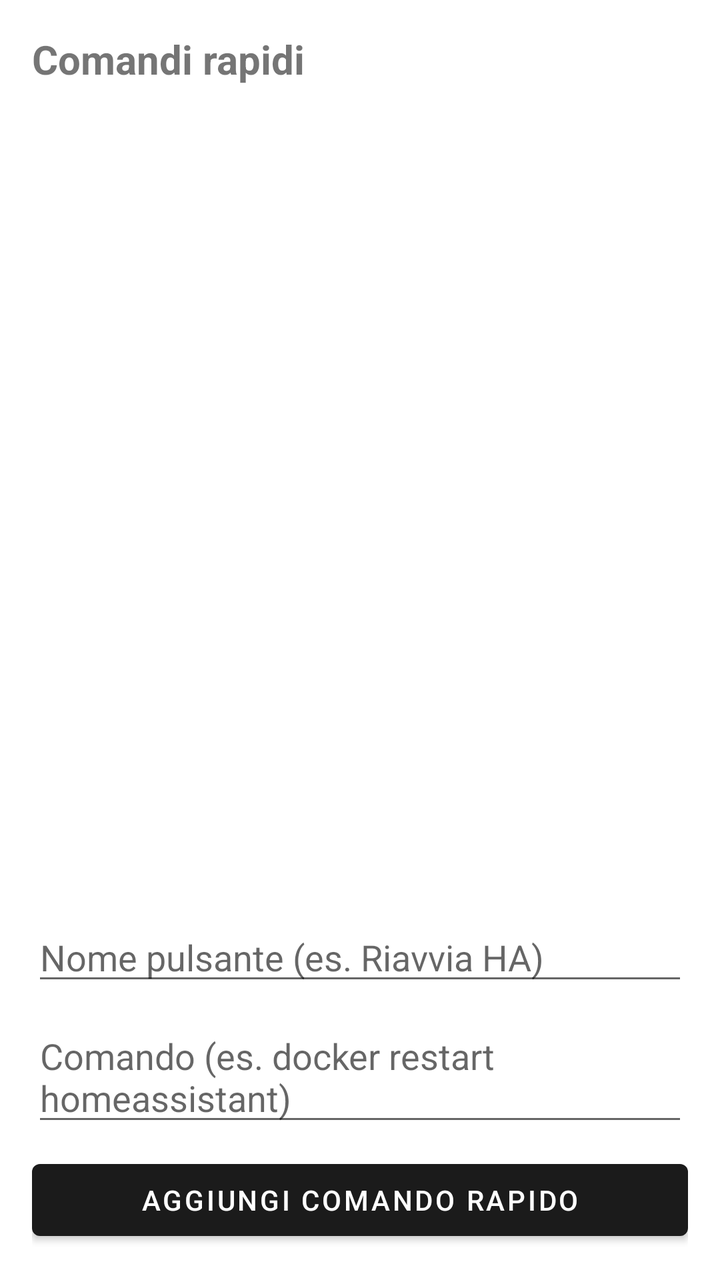
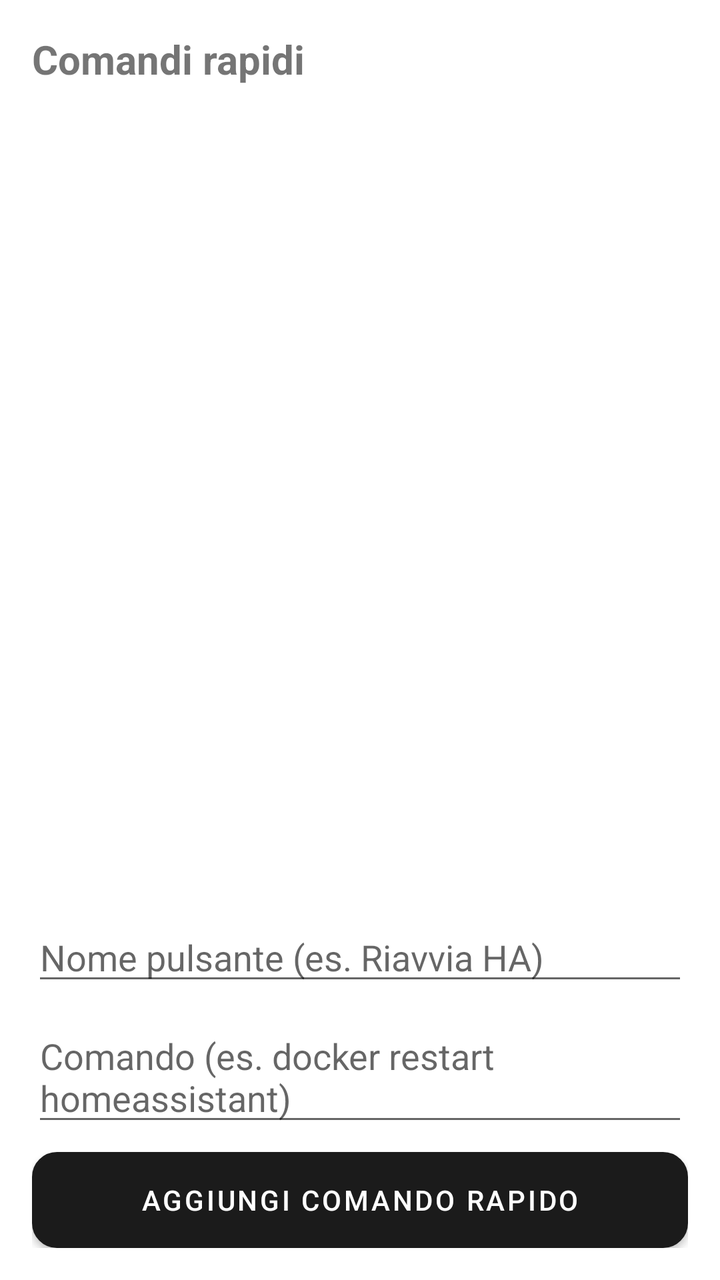

Two renders of the same Android screen: before a commit and after it. Below are the layout's source before the change and the commit's diff.
<!-- AndroidManifest.xml: application theme Theme.SshTerminal -->
<!-- res/layout/activity_quick_commands.xml -->
<?xml version="1.0" encoding="utf-8"?>
<LinearLayout xmlns:android="http://schemas.android.com/apk/res/android"
    android:layout_width="match_parent"
    android:layout_height="match_parent"
    android:orientation="vertical"
    android:padding="16dp">

    <TextView
        android:layout_width="wrap_content"
        android:layout_height="wrap_content"
        android:text="Comandi rapidi"
        android:textSize="20sp"
        android:textStyle="bold"
        android:layout_marginBottom="12dp" />

    <androidx.recyclerview.widget.RecyclerView
        android:id="@+id/recyclerCommands"
        android:layout_width="match_parent"
        android:layout_height="0dp"
        android:layout_weight="1" />

    <LinearLayout
        android:layout_width="match_parent"
        android:layout_height="wrap_content"
        android:orientation="vertical"
        android:layout_marginTop="12dp">

        <EditText
            android:id="@+id/editLabel"
            android:layout_width="match_parent"
            android:layout_height="wrap_content"
            android:hint="Nome pulsante (es. Riavvia HA)" />

        <EditText
            android:id="@+id/editCommand"
            android:layout_width="match_parent"
            android:layout_height="wrap_content"
            android:hint="Comando (es. docker restart homeassistant)"
            android:layout_marginTop="8dp" />

        <Button
            android:id="@+id/buttonAdd"
            android:layout_width="match_parent"
            android:layout_height="wrap_content"
            android:text="Aggiungi comando rapido"
            android:layout_marginTop="8dp" />

        <Button
            android:id="@+id/buttonCancelEdit"
            android:layout_width="match_parent"
            android:layout_height="wrap_content"
            android:text="Annulla modifica"
            android:visibility="gone"
            android:layout_marginTop="4dp" />

    </LinearLayout>

</LinearLayout>
<!-- resources referenced by this layout -->
<resources>
  <style name="Theme.SshTerminal" parent="Theme.MaterialComponents.DayNight.NoActionBar">
          <item name="colorPrimary">#1B1B1B</item>
          <item name="colorPrimaryDark">#000000</item>
          <item name="colorAccent">#33FF33</item>
      </style>
</resources>

<!-- the commit's change to res/layout/activity_quick_commands.xml (unified diff, before → after) -->
@@ -42,16 +42,20 @@
             android:id="@+id/buttonAdd"
             android:layout_width="match_parent"
             android:layout_height="wrap_content"
+            android:layout_marginTop="8dp"
+            android:background="@drawable/bg_button_ciclamino"
             android:text="Aggiungi comando rapido"
-            android:layout_marginTop="8dp" />
+            android:textColor="@color/button_text_light" />
 
         <Button
             android:id="@+id/buttonCancelEdit"
             android:layout_width="match_parent"
             android:layout_height="wrap_content"
+            android:layout_marginTop="4dp"
+            android:background="@drawable/bg_button_ciclamino_small"
             android:text="Annulla modifica"
-            android:visibility="gone"
-            android:layout_marginTop="4dp" />
+            android:textColor="@color/button_text_light"
+            android:visibility="gone" />
 
     </LinearLayout>
 
<!-- resource entries referenced after the edit -->
@@ -1,9 +1,29 @@
 <!-- resources referenced by this layout -->
 <resources>
+  <color name="button_text_light">#FFFFFF</color>
+  <!-- drawable bg_button_ciclamino (drawable) -->
+  <?xml version="1.0" encoding="utf-8"?>
+  <shape xmlns:android="http://schemas.android.com/apk/res/android" android:shape="rectangle">
+      <solid android:color="@color/ciclamino_blue" />
+      <corners android:radius="12dp" />
+      <stroke android:width="1dp" android:color="@color/ciclamino_blue_light" />
+      <padding android:left="10dp" android:top="8dp" android:right="10dp" android:bottom="8dp" />
+  </shape>
+  <!-- drawable bg_button_ciclamino_small (drawable) -->
+  <?xml version="1.0" encoding="utf-8"?>
+  <shape xmlns:android="http://schemas.android.com/apk/res/android" android:shape="rectangle">
+      <solid android:color="@color/ciclamino_blue_dark" />
+      <corners android:radius="10dp" />
+      <stroke android:width="1dp" android:color="@color/ciclamino_blue_light" />
+      <padding android:left="8dp" android:top="6dp" android:right="8dp" android:bottom="6dp" />
+  </shape>
   <style name="Theme.SshTerminal" parent="Theme.MaterialComponents.DayNight.NoActionBar">
           <item name="colorPrimary">#1B1B1B</item>
           <item name="colorPrimaryDark">#000000</item>
           <item name="colorAccent">#33FF33</item>
       </style>
+  <color name="ciclamino_blue">#5C6CFF</color>
+  <color name="ciclamino_blue_light">#7987FF</color>
+  <color name="ciclamino_blue_dark">#4454E8</color>
 </resources>
 
